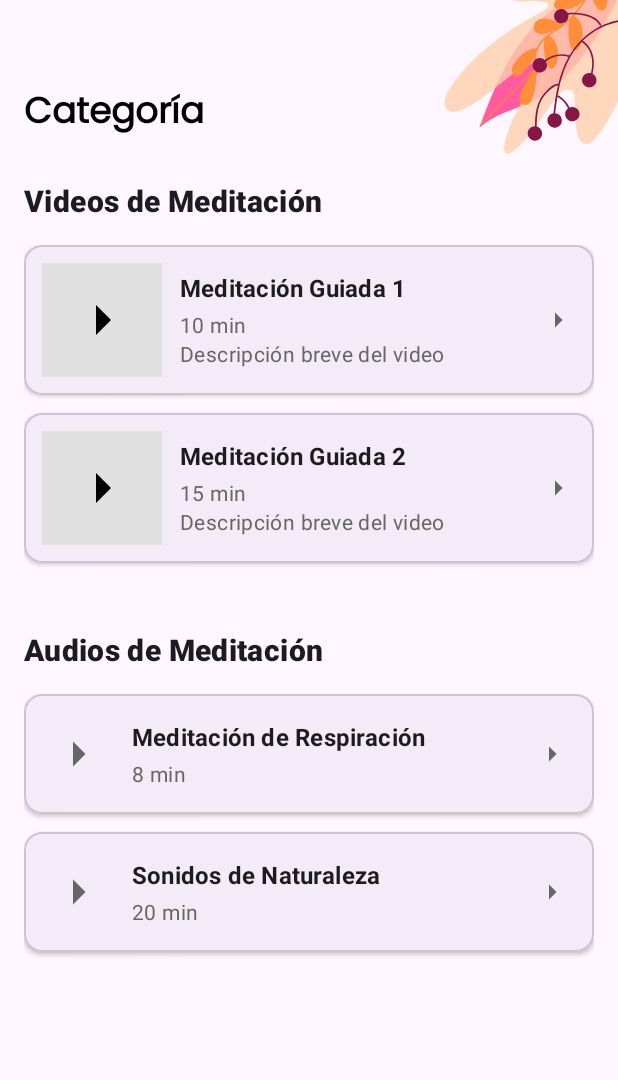
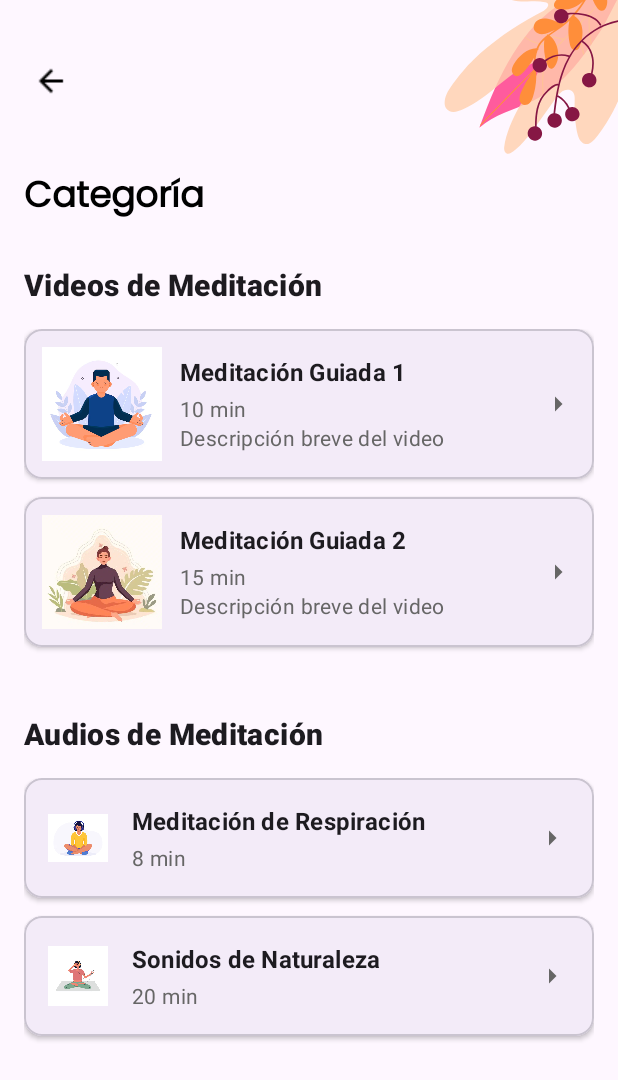
Before and after one commit to JosephTocre/ProyectoAppsMov, an Android app: the layout activity_sesiones.xml on its own in the app's theme, with its tools: preview values and no code run, on a phone screen of 412 x 824 dp. Shown: the top 1080 px of the screen. Run offline under Robolectric (Android 15) with nearby library versions, the phone set to English and light mode, and no system bars.

Commit message:
Conectando home con sesiones

```diff
--- a/app/build.gradle.kts
+++ b/app/build.gradle.kts
@@ -39,6 +39,7 @@ dependencies {
     implementation(libs.activity)
     implementation(libs.constraintlayout)
     implementation(libs.firebase.messaging)
+    implementation(libs.navigation.runtime)
     testImplementation(libs.junit)
     androidTestImplementation(libs.ext.junit)
     androidTestImplementation(libs.espresso.core)
--- a/app/src/main/AndroidManifest.xml
+++ b/app/src/main/AndroidManifest.xml
@@ -16,6 +16,9 @@
         android:roundIcon="@drawable/logoapps"
         android:supportsRtl="true"
         android:theme="@style/Theme.MyApplication8">
+        <activity
+            android:name=".activity_sesiones"
+            android:exported="false" />
         <activity
             android:name=".ReproductorAudioActivity"
             android:exported="false" />
@@ -38,7 +41,6 @@
             </intent-filter>
         </activity>
 
-
         <service
             android:name=".MyFirebaseService"
             android:exported="false">
@@ -46,8 +48,6 @@
                 <action android:name="com.google.firebase.MESSAGING_EVENT" />
             </intent-filter>
         </service>
-
-
     </application>
 
 </manifest>
--- a/app/src/main/java/com/example/medita/Login.java
+++ b/app/src/main/java/com/example/medita/Login.java
@@ -23,7 +23,7 @@ import java.util.Map;
 public class Login extends AppCompatActivity {
 
     EditText etUsuario, etClave;
-    private final String URL_LOGIN = "http://192.168.1.36/medita/login.php";
+    private final String URL_LOGIN = "http://192.168.100.3/medita/login.php";
 
     @Override
     protected void onCreate(Bundle savedInstanceState) {
--- a/app/src/main/java/com/example/medita/crearUsuario.java
+++ b/app/src/main/java/com/example/medita/crearUsuario.java
@@ -26,7 +26,7 @@ import java.util.Map;
 public class crearUsuario extends AppCompatActivity {
 
     EditText etNombres, etUsuario, etClave, etConfirmaClave;
-    private final String URL_REGISTRO = "http://192.168.1.36/medita/registro.php";
+    private final String URL_REGISTRO = "http://192.168.100.3/medita/registro.php";
 
     @Override
     protected void onCreate(Bundle savedInstanceState) {
--- a/app/src/main/res/layout/fragment_sesiones.xml
+++ b/app/src/main/res/layout/activity_sesiones.xml
@@ -4,7 +4,8 @@
     xmlns:tools="http://schemas.android.com/tools"
     android:layout_width="match_parent"
     android:layout_height="match_parent"
-    tools:context=".SesionesFragment">
+    android:id="@+id/layoutSesiones"
+    tools:context=".activity_sesiones">
 
     <com.airbnb.lottie.LottieAnimationView
         android:id="@+id/breatheView"
@@ -24,12 +25,22 @@
         android:layout_height="match_parent">
 
         <LinearLayout
+
             android:layout_width="match_parent"
             android:layout_height="wrap_content"
             android:orientation="vertical"
             android:padding="16dp">
 
-            <!-- Título de la categoría -->
+            <ImageButton
+                android:id="@+id/btnRegresar"
+                android:layout_marginTop="20dp"
+                android:layout_width="36dp"
+                android:layout_height="36dp"
+                android:background="@android:color/transparent"
+                android:padding="4dp"
+                android:src="@drawable/ic_arrow_back"
+                android:contentDescription="Regresar"/>
+
             <TextView
                 android:id="@+id/tvTituloCategoria"
                 android:layout_width="wrap_content"
@@ -42,7 +53,6 @@
                 android:textSize="24sp"
                 android:textStyle="bold" />
 
-            <!-- Sección de Videos -->
             <TextView
                 android:layout_width="match_parent"
                 android:layout_height="wrap_content"
@@ -51,7 +61,6 @@
                 android:textAppearance="?attr/textAppearanceHeadline6"
                 android:textStyle="bold" />
 
-            <!-- Lista de Videos -->
             <LinearLayout
                 android:id="@+id/containerVideos"
                 android:layout_width="match_parent"
@@ -59,7 +68,6 @@
                 android:orientation="vertical"
                 android:layout_marginBottom="32dp">
 
-                <!-- Video 1 -->
                 <com.google.android.material.card.MaterialCardView
                     android:layout_width="match_parent"
                     android:layout_height="100dp"
@@ -75,17 +83,14 @@
                         android:orientation="horizontal"
                         android:padding="12dp">
 
-                        <!-- Miniatura del video -->
                         <ImageView
                             android:layout_width="80dp"
                             android:layout_height="match_parent"
                             android:scaleType="centerCrop"
                             android:background="#E0E0E0"
-                            android:src="@drawable/ic_play"
-                            android:padding="16dp"
+                            android:src="@drawable/medi1"
                             android:layout_marginEnd="12dp"/>
 
-                        <!-- Información del video -->
                         <LinearLayout
                             android:layout_width="0dp"
                             android:layout_height="match_parent"
@@ -121,7 +126,6 @@
                                 android:ellipsize="end"/>
                         </LinearLayout>
 
-                        <!-- Icono de play -->
                         <ImageView
                             android:layout_width="24dp"
                             android:layout_height="24dp"
@@ -132,7 +136,6 @@
                     </LinearLayout>
                 </com.google.android.material.card.MaterialCardView>
 
-                <!-- Video 2 (Estructura similar) -->
                 <com.google.android.material.card.MaterialCardView
                     android:layout_width="match_parent"
                     android:layout_height="100dp"
@@ -153,8 +156,7 @@
                             android:layout_height="match_parent"
                             android:scaleType="centerCrop"
                             android:background="#E0E0E0"
-                            android:src="@drawable/ic_play"
-                            android:padding="16dp"
+                            android:src="@drawable/medi2"
                             android:layout_marginEnd="12dp"/>
 
                         <LinearLayout
@@ -204,7 +206,6 @@
 
             </LinearLayout>
 
-            <!-- Sección de Audios -->
             <TextView
                 android:layout_width="match_parent"
                 android:layout_height="wrap_content"
@@ -213,14 +214,12 @@
                 android:textAppearance="?attr/textAppearanceHeadline6"
                 android:textStyle="bold" />
 
-            <!-- Lista de Audios -->
             <LinearLayout
                 android:id="@+id/containerAudios"
                 android:layout_width="match_parent"
                 android:layout_height="wrap_content"
                 android:orientation="vertical">
 
-                <!-- Audio 1 -->
                 <com.google.android.material.card.MaterialCardView
                     android:layout_width="match_parent"
                     android:layout_height="80dp"
@@ -236,16 +235,13 @@
                         android:orientation="horizontal"
                         android:padding="16dp">
 
-                        <!-- Icono de audio -->
                         <ImageView
                             android:layout_width="40dp"
                             android:layout_height="40dp"
-                            android:src="@drawable/ic_play"
+                            android:src="@drawable/medi3"
                             android:layout_gravity="center_vertical"
-                            android:layout_marginEnd="16dp"
-                            app:tint="#666666" />
+                            android:layout_marginEnd="16dp"/>
 
-                        <!-- Información del audio -->
                         <LinearLayout
                             android:layout_width="0dp"
                             android:layout_height="match_parent"
@@ -271,7 +267,6 @@
                                 android:textColor="#666666"/>
                         </LinearLayout>
 
-                        <!-- Icono de play -->
                         <ImageView
                             android:layout_width="24dp"
                             android:layout_height="24dp"
@@ -282,7 +277,6 @@
                     </LinearLayout>
                 </com.google.android.material.card.MaterialCardView>
 
-                <!-- Audio 2 (Estructura similar) -->
                 <com.google.android.material.card.MaterialCardView
                     android:layout_width="match_parent"
                     android:layout_height="80dp"
@@ -301,10 +295,9 @@
                         <ImageView
                             android:layout_width="40dp"
                             android:layout_height="40dp"
-                            android:src="@drawable/ic_play"
+                            android:src="@drawable/medi4"
                             android:layout_gravity="center_vertical"
-                            android:layout_marginEnd="16dp"
-                            app:tint="#666666" />
+                            android:layout_marginEnd="16dp"/>
 
                         <LinearLayout
                             android:layout_width="0dp"
--- a/app/src/main/res/layout/fragment_home.xml
+++ b/app/src/main/res/layout/fragment_home.xml
@@ -6,7 +6,6 @@
     android:layout_height="match_parent"
     tools:context=".home">
 
-    <!-- Contenedor para SesionesFragment -->
     <FrameLayout
         android:id="@+id/fragment_home_container"
         android:layout_width="match_parent"
--- a/app/src/main/res/xml/network_security_config.xml
+++ b/app/src/main/res/xml/network_security_config.xml
@@ -2,7 +2,7 @@
 <network-security-config>
     <domain-config cleartextTrafficPermitted="true">
         <domain includeSubdomains="true">10.0.2.2</domain>
-        <domain includeSubdomains="true">192.168.1.36</domain>
+        <domain includeSubdomains="true">192.168.100.3</domain>
         <domain includeSubdomains="true">localhost</domain>
     </domain-config>
 </network-security-config>
--- a/gradle/libs.versions.toml
+++ b/gradle/libs.versions.toml
@@ -8,6 +8,7 @@ material = "1.13.0"
 activity = "1.10.1"
 constraintlayout = "2.2.1"
 firebaseMessaging = "25.0.1"
+navigationRuntime = "2.9.6"
 
 [libraries]
 junit = { group = "junit", name = "junit", version.ref = "junit" }
@@ -18,6 +19,7 @@ material = { group = "com.google.android.material", name = "material", version.r
 activity = { group = "androidx.activity", name = "activity", version.ref = "activity" }
 constraintlayout = { group = "androidx.constraintlayout", name = "constraintlayout", version.ref = "constraintlayout" }
 firebase-messaging = { group = "com.google.firebase", name = "firebase-messaging", version.ref = "firebaseMessaging" }
+navigation-runtime = { group = "androidx.navigation", name = "navigation-runtime", version.ref = "navigationRuntime" }
 
 [plugins]
 android-application = { id = "com.android.application", version.ref = "agp" }
```
Also changed, not shown: app/src/main/java/com/example/medita/SesionesFragment.java (deleted, +0 -52 lines), app/src/main/java/com/example/medita/activity_sesiones.java (added, +35 -0 lines), app/src/main/java/com/example/medita/barra_nav.java (+0 -7 lines), app/src/main/java/com/example/medita/home.java (+42 -20 lines), app/src/main/res/drawable/medi1.png (added), app/src/main/res/drawable/medi2.png (added), app/src/main/res/drawable/medi3.png (added), app/src/main/res/drawable/medi4.png (added).
